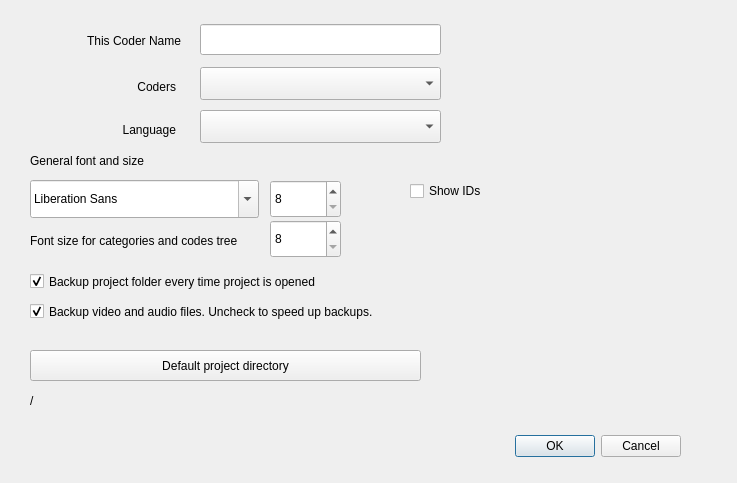
Qt form GUI_UIs/ui_dialog_settings.ui (ccbogel/QualCoder) before a commit.
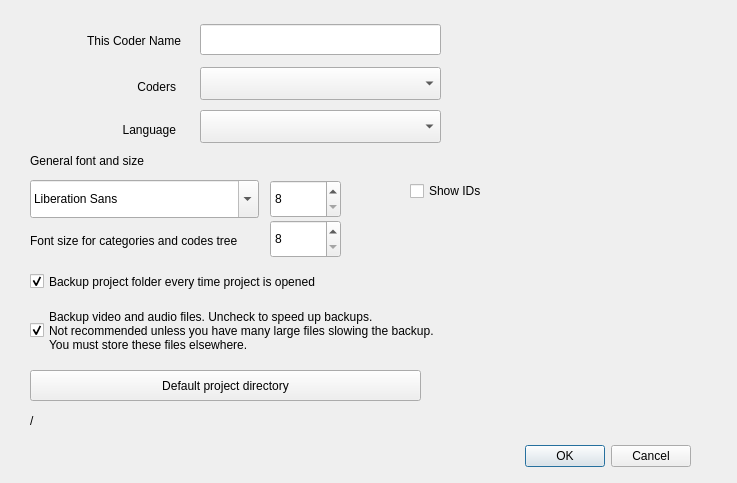
The same form after that commit.

Commit message: updated checkbox wording

The edit to the form file:
```diff
--- a/GUI_UIs/ui_dialog_settings.ui
+++ b/GUI_UIs/ui_dialog_settings.ui
@@ -16,8 +16,8 @@
   <widget class="QDialogButtonBox" name="buttonBox">
    <property name="geometry">
     <rect>
-     <x>420</x>
-     <y>430</y>
+     <x>430</x>
+     <y>440</y>
      <width>261</width>
      <height>32</height>
     </rect>
@@ -114,7 +114,7 @@
    <property name="geometry">
     <rect>
      <x>30</x>
-     <y>390</y>
+     <y>410</y>
      <width>671</width>
      <height>21</height>
     </rect>
@@ -127,7 +127,7 @@
    <property name="geometry">
     <rect>
      <x>30</x>
-     <y>350</y>
+     <y>370</y>
      <width>391</width>
      <height>31</height>
     </rect>
@@ -248,11 +248,13 @@
      <x>30</x>
      <y>300</y>
      <width>651</width>
-     <height>23</height>
+     <height>61</height>
     </rect>
    </property>
    <property name="text">
-    <string>Backup video and audio files. Uncheck to speed up backups.</string>
+    <string>Backup video and audio files. Uncheck to speed up backups.
+Not recommended unless you have many large files slowing the backup.
+You must store these files elsewhere.</string>
    </property>
    <property name="checked">
     <bool>true</bool>
```
